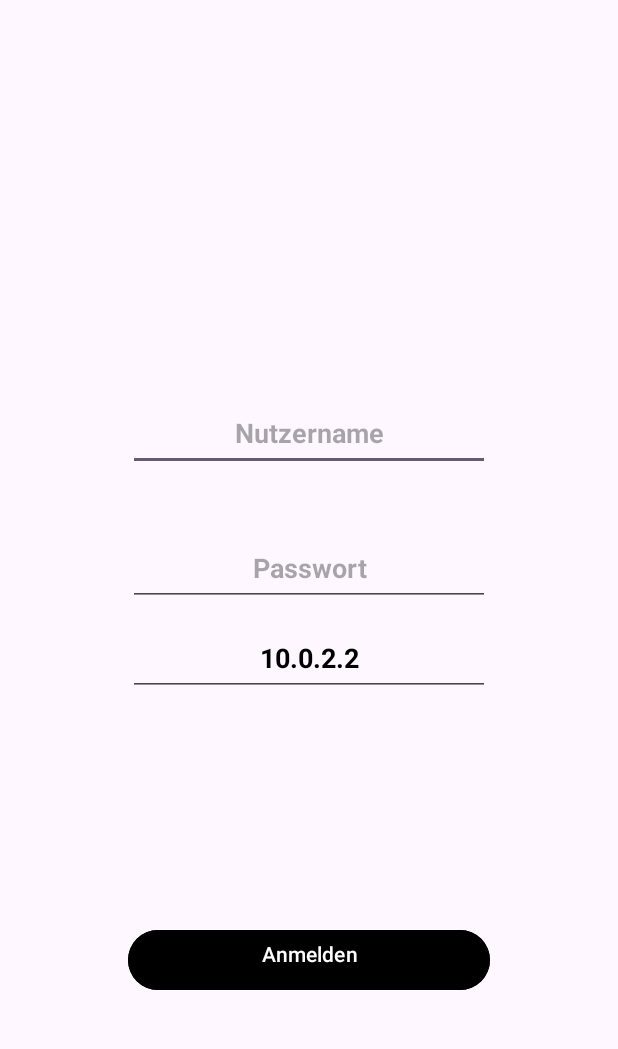
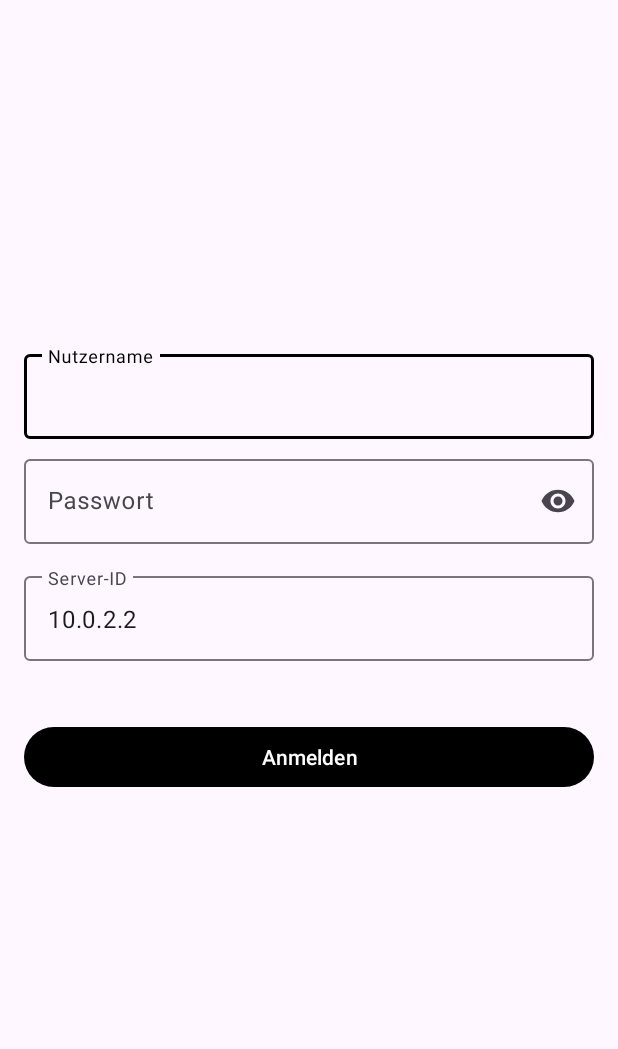
Before and after one commit to SarantisK/BlitzZettel_SWT, an Android app: the screen it shows after launch (MainActivity), on a phone screen of 412 x 824 dp, the part 96-1145 px from its top. Run offline under Robolectric (Android 15) with nearby library versions, the phone set to English and light mode, and no system bars; our stand-ins replace navigation-ui; 2 statements that could not run were skipped.

Commit message:
UI verbessert und Credentials ändern möglich

```diff
--- a/app/src/main/java/com/example/blitzzettel/Api.kt
+++ b/app/src/main/java/com/example/blitzzettel/Api.kt
@@ -61,6 +61,11 @@ class Api(val p_token:String ="" , val ServerIP:String = "10.0.2.2") {
         {
             return "400"
         }
+        if(response.code == 403)
+        {
+            return "403"
+        }
+
         else{
             return "temp"
         }
--- a/app/src/main/java/com/example/blitzzettel/LoginFragment.kt
+++ b/app/src/main/java/com/example/blitzzettel/LoginFragment.kt
@@ -1,14 +1,13 @@
 package com.example.blitzzettel
 
-import android.content.Context
 import android.content.SharedPreferences
 import android.os.Bundle
 import androidx.fragment.app.Fragment
 import android.view.LayoutInflater
 import android.view.View
 import android.view.ViewGroup
+import android.widget.Toast
 import androidx.fragment.app.activityViewModels
-import androidx.fragment.app.viewModels
 import androidx.lifecycle.lifecycleScope
 import androidx.navigation.fragment.findNavController
 import com.example.blitzzettel.databinding.FragmentLoginBinding
@@ -40,19 +39,24 @@ class LoginFragment : Fragment() {
 
     override fun onViewCreated(view: View, savedInstanceState: Bundle?) {
 
-        sharedPreferences = requireActivity().getPreferences(Context.MODE_PRIVATE)
-        val cred = EncryptedPrefsManager(requireContext())
+        //sharedPreferences = requireActivity().getPreferences(Context.MODE_PRIVATE)
+        val saveCred= EncryptedPrefsManager(requireContext())
         binding.anmeldeButton.setOnClickListener{
 
             // Hole alle Daten aus den Textfeldern
 
-            val nutzername = binding.editTextTextNutzername.text.toString()
-            val passwort = binding.editTextTextPassword.text.toString()
+            val nutzername = binding.editTexNutzername.text.toString()
+            val passwort = binding.editTextPasswort.text.toString()
             val serverId = binding.editTextServerid.text.toString()
             val api = Api("",serverId)
 
+            if (nutzername.isBlank() || passwort.isBlank() || serverId.isBlank()) {
+                Toast.makeText(requireContext(), "Alle Felder ausfüllen", Toast.LENGTH_SHORT).show()
+                return@setOnClickListener
+            }
+
             lifecycleScope.launch {
-                // API-Aufruf für alle Blitzzettel
+                // API-Aufruf zur Authentifizierung
                 val token = withContext(Dispatchers.IO) {
                     api.postGenerateToken(nutzername, passwort)
                 }
@@ -61,14 +65,16 @@ class LoginFragment : Fragment() {
                     val sharedViewModel: SharedViewModel by activityViewModels()
                     sharedViewModel.ServerIP = serverId
                     sharedViewModel.BearerToken = token // Class Viewmodel den Token übergeben
+                    saveCred.saveCredentials(nutzername, passwort, serverId)
+
 
                     findNavController().navigate(R.id.action_loginFragment_to_HomeFragment)
                 } else {
-                    // Hier kommt die Fehlermeldung wenn der Server nicht erkannt ist oder die
-                    // anmeldedaten falsch sind.
-
+                    //Funktioniert noch nicht
+                    Toast.makeText(requireContext(), "Fehlgeschlagen", Toast.LENGTH_SHORT).show()
                 }
             }
+
         }
 
 
--- a/app/src/main/java/com/example/blitzzettel/MainActivity.kt
+++ b/app/src/main/java/com/example/blitzzettel/MainActivity.kt
@@ -77,7 +77,7 @@ class MainActivity : AppCompatActivity() {
             if (enteredPassword == passwort) {
                 val navHostFragment = supportFragmentManager.findFragmentById(R.id.nav_host_fragment_content_main) as NavHostFragment
                 val navController = navHostFragment.navController
-                navController.navigate(R.id.action_HomeFragment_to_settings2)
+                navController.navigate(R.id.action_HomeFragment_to_settingsFragment)
             } else {
                 Toast.makeText(this, "Falsches Passwort", Toast.LENGTH_SHORT).show()
             }
--- a/app/src/main/res/layout/fragment_home.xml
+++ b/app/src/main/res/layout/fragment_home.xml
@@ -24,7 +24,6 @@
             android:layout_width="wrap_content"
             android:layout_height="wrap_content"
             android:text="Zettel erstellen"
-            android:backgroundTint="#000000"
             app:layout_constraintBottom_toBottomOf="parent"
             app:layout_constraintEnd_toEndOf="parent"
             app:layout_constraintStart_toStartOf="parent" />
--- a/app/src/main/res/layout/fragment_login.xml
+++ b/app/src/main/res/layout/fragment_login.xml
@@ -6,80 +6,62 @@
     xmlns:app="http://schemas.android.com/apk/res-auto"
     tools:context=".LoginFragment">
 
-    <!-- TODO: Update blank fragment layout -->
-
     <LinearLayout
         android:layout_width="match_parent"
         android:layout_height="match_parent"
+        android:padding="16dp"
+        android:gravity="center"
         android:orientation="vertical">
 
+        <com.google.android.material.textfield.TextInputLayout
+            android:id="@+id/layoutNutzername"
+            android:layout_width="match_parent"
+            android:layout_height="wrap_content"
+            android:layout_marginBottom="8dp">
 
-        <FrameLayout
-            android:id="@+id/container"
+            <com.google.android.material.textfield.TextInputEditText
+                android:id="@+id/editTexNutzername"
                 android:layout_width="match_parent"
-            android:layout_height="0dp"
-            android:layout_weight="1"
-            android:padding="16dp">
+                android:layout_height="wrap_content"
+                android:hint="Nutzername" />
+        </com.google.android.material.textfield.TextInputLayout>
 
+        <com.google.android.material.textfield.TextInputLayout
+            android:id="@+id/layoutPasswort"
+            android:layout_width="match_parent"
+            android:layout_height="wrap_content"
+            android:layout_marginBottom="16dp"
+            app:endIconMode="password_toggle">
 
-            <EditText
-                android:id="@+id/editTextTextNutzername"
-                android:layout_width="241dp"
-                android:layout_height="48dp"
-                android:layout_gravity="top|start"
-                android:layout_marginStart="69dp"
-                android:layout_marginTop="250dp"
-                android:ems="10"
-                android:gravity="center_horizontal"
-                android:hint= "Nutzername"
-                android:textColor="#000000"
-                android:textSize="18sp"
-                android:textStyle="bold" />
+            <com.google.android.material.textfield.TextInputEditText
+                android:id="@+id/editTextPasswort"
+                android:layout_width="match_parent"
+                android:layout_height="wrap_content"
+                android:hint="Passwort"
+                android:inputType="textPassword" />
+        </com.google.android.material.textfield.TextInputLayout>
 
-            <EditText
-                android:id="@+id/editTextTextPassword"
-                android:layout_width="241dp"
-                android:layout_height="48dp"
-                android:layout_gravity="center"
-                android:gravity="center_horizontal"
-                android:hint="Passwort"
-                android:textColor="#000000"
-                android:textSize="18sp"
-                android:textStyle="bold" />
+        <com.google.android.material.textfield.TextInputLayout
+            android:id="@+id/layoutServerId"
+            android:layout_width="match_parent"
+            android:layout_height="wrap_content"
+            android:layout_marginBottom="16dp">
 
-            <EditText
+            <com.google.android.material.textfield.TextInputEditText
                 android:id="@+id/editTextServerid"
-                android:layout_width="241dp"
-                android:layout_height="48dp"
-                android:layout_gravity="top|start"
-                android:layout_marginStart="69dp"
-                android:layout_marginTop="400dp"
-                android:ems="10"
-                android:gravity="center_horizontal"
+                android:layout_width="match_parent"
+                android:layout_height="wrap_content"
+                android:hint="Server-ID"
                 android:text="10.0.2.2"
-                android:textColor="#000000"
-                android:textSize="18sp"
-                android:textStyle="bold" />
+                android:inputType="text" />
+        </com.google.android.material.textfield.TextInputLayout>
 
         <Button
             android:id="@+id/anmelde_button"
-                android:layout_width="241dp"
+            android:layout_width="match_parent"
             android:layout_height="wrap_content"
-                android:layout_gravity="top|start"
-                android:layout_marginStart="69dp"
-                android:layout_marginTop="600dp"
-
-                android:backgroundTint="@color/black"
-                android:ems="10"
-                android:gravity="center_horizontal"
-                android:text="Anmelden" />
-
-
-
-        </FrameLayout>
-
-
+            android:layout_marginTop="24dp"
+            android:text="Anmelden"/>
 
     </LinearLayout>
-
 </FrameLayout>
--- a/app/src/main/res/navigation/nav_graph.xml
+++ b/app/src/main/res/navigation/nav_graph.xml
@@ -18,8 +18,8 @@
             android:id="@+id/action_HomeFragment_self"
             app:destination="@id/HomeFragment" />
         <action
-            android:id="@+id/action_HomeFragment_to_settings2"
-            app:destination="@id/settings2" />
+            android:id="@+id/action_HomeFragment_to_settingsFragment"
+            app:destination="@id/SettingsFragment" />
     </fragment>
     <fragment
         android:id="@+id/SecondFragment"
@@ -41,8 +41,13 @@
             app:destination="@id/HomeFragment" />
     </fragment>
     <fragment
-        android:id="@+id/settings2"
-        android:name="com.example.blitzzettel.settings"
+        android:id="@+id/SettingsFragment"
+        android:name="com.example.blitzzettel.SettingsFragment"
         android:label="fragment_settings"
-        tools:layout="@layout/fragment_settings" />
+        tools:layout="@layout/fragment_settings" >
+        <action
+            android:id="@+id/action_SettingsFragment_to_HomeFragment"
+            app:destination="@id/HomeFragment" />
+    </fragment>
+
 </navigation>
--- a/app/src/main/res/values-night/themes.xml
+++ b/app/src/main/res/values-night/themes.xml
@@ -2,6 +2,6 @@
     <!-- Base application theme. -->
     <style name="Base.Theme.BlitzZettel" parent="Theme.Material3.DayNight.NoActionBar">
         <!-- Customize your dark theme here. -->
-        <!-- <item name="colorPrimary">@color/my_dark_primary</item> -->
+        <item name="colorPrimary">@color/black</item>
     </style>
 </resources>
--- a/app/src/main/res/values/themes.xml
+++ b/app/src/main/res/values/themes.xml
@@ -2,7 +2,7 @@
     <!-- Base application theme. -->
     <style name="Base.Theme.BlitzZettel" parent="Theme.Material3.DayNight.NoActionBar">
         <!-- Customize your light theme here. -->
-        <!-- <item name="colorPrimary">@color/my_light_primary</item> -->
+        <item name="colorPrimary">@color/black</item>
     </style>
 
     <style name="Theme.BlitzZettel" parent="Base.Theme.BlitzZettel" />
```
Also changed, not shown: app/src/main/java/com/example/blitzzettel/DialogNewZettel.kt (+9 -2 lines), app/src/main/java/com/example/blitzzettel/SecondFragment.kt (+6 -1 lines), app/src/main/java/com/example/blitzzettel/SettingsFragment.kt (added, +97 -0 lines), app/src/main/java/com/example/blitzzettel/settings.kt (deleted, +0 -59 lines), app/src/main/res/layout/fragmen_dialog.xml (+30 -12 lines). Lines whose indentation alone changed are shown as unchanged.
